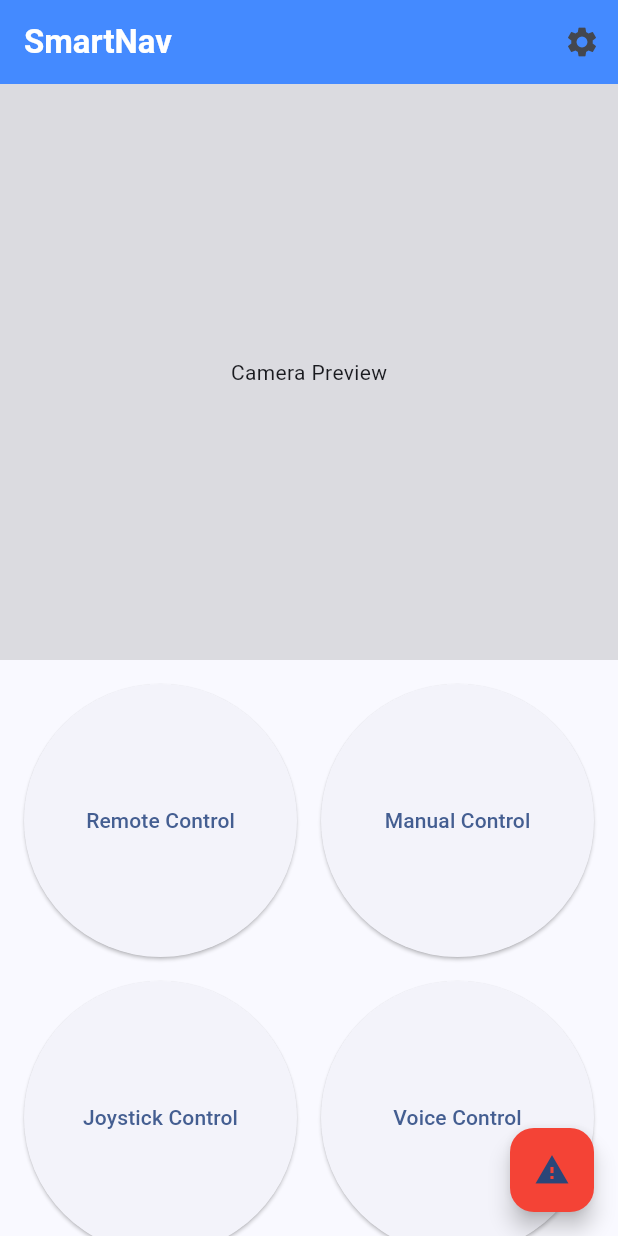
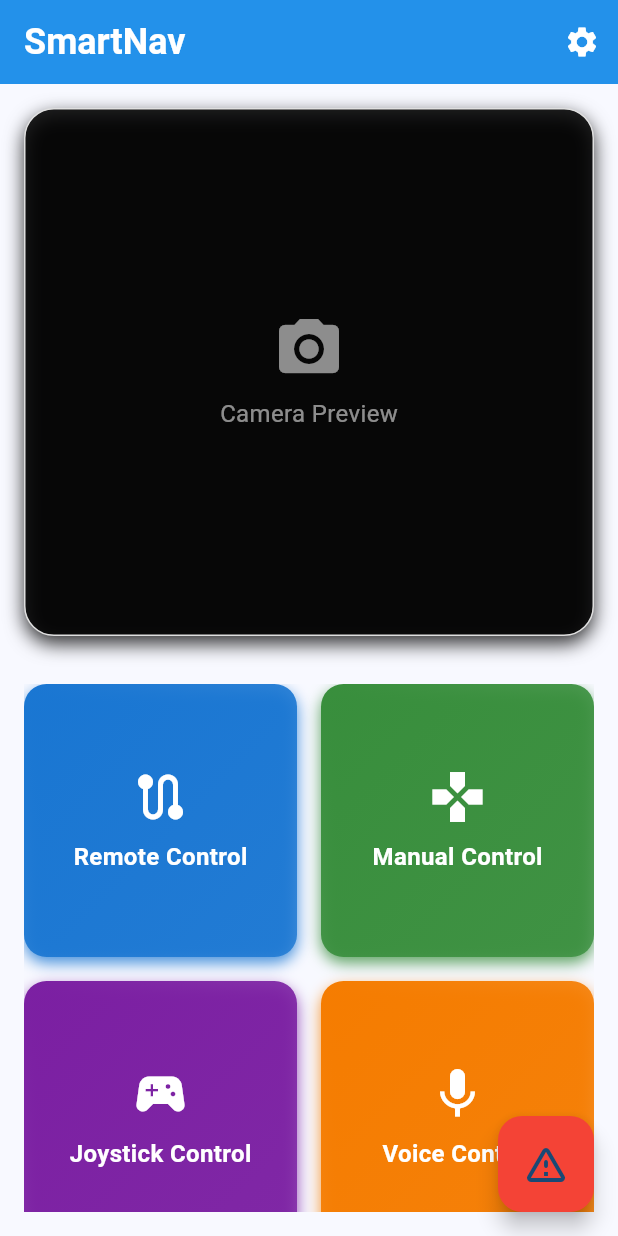
Before and after one commit to ChampionSamay1644/Smart-Wheelchair, a Flutter app: the screen it shows after launch, on a phone screen of 412 x 824 dp. Run offline on Flutter 3.47's test engine with Material 3 defaults, Android fonts, the phone set to English and light mode, and no system bars.

Commit message:
Updated UI

```diff
--- a/smart_wheelchair_app/lib/main.dart
+++ b/smart_wheelchair_app/lib/main.dart
@@ -12,44 +12,34 @@ void main() {
 
 class MyApp extends StatelessWidget {
   const MyApp({super.key});
-  // This widget is the root of your application.
+
   @override
   Widget build(BuildContext context) {
     return MaterialApp(
-      title: 'Flutter Demo',
+      title: 'SmartNav Wheelchair',
       theme: ThemeData(
-        // This is the theme of your application.
-        //
-        // TRY THIS: Try running your application with "flutter run". You'll see
-        // the application has a purple toolbar. Then, without quitting the app,
-        // try changing the seedColor in the colorScheme below to Colors.green
-        // and then invoke "hot reload" (save your changes or press the "hot
-        // reload" button in a Flutter-supported IDE, or press "r" if you used
-        // the command line to start the app).
-        //
-        // Notice that the counter didn't reset back to zero; the application
-        // state is not lost during the reload. To reset the state, use hot
-        // restart instead.
-        //
-        // This works for code too, not just values: Most code changes can be
-        //tested with just a hot reload.
-        colorScheme: ColorScheme.fromSeed(seedColor: Colors.blueAccent),
+        primaryColor: Colors.blue,
+        colorScheme: ColorScheme.fromSeed(
+          seedColor: Colors.blue,
+          secondary: Colors.orange,
+        ),
+        elevatedButtonTheme: ElevatedButtonThemeData(
+          style: ElevatedButton.styleFrom(
+            padding: const EdgeInsets.all(20),
+            shape: RoundedRectangleBorder(
+              borderRadius: BorderRadius.circular(15),
+            ),
+          ),
+        ),
       ),
-      home: const MyHomePage(title: 'Flutter Demo Home Page'),
+      home: const MyHomePage(title: 'SmartNav Control'),
+      debugShowCheckedModeBanner: false,
     );
   }
 }
 
 class MyHomePage extends StatefulWidget {
   const MyHomePage({super.key, required this.title});
-  // This widget is the home page of your application. It is stateful, meaning
-  // that it has a State object (defined below) that contains fields that affect
-  // how it looks.
-
-  // This class is the configuration for the state. It holds the values (in this
-  // case the title) provided by the parent (in this case the App widget) and
-  // used by the build method of the State. Fields in a Widget subclass are
-  // always marked "final".
 
   final String title;
 
@@ -62,15 +52,19 @@ class _MyHomePageState extends State<MyHomePage> {
   Widget build(BuildContext context) {
     return Scaffold(
       appBar: AppBar(
-        backgroundColor: Colors.blueAccent,
-        title: Text(
+        backgroundColor: Theme.of(context).primaryColor,
+        title: const Text(
           'SmartNav',
-          style: TextStyle(color: Colors.white, fontWeight: FontWeight.bold),
+          style: TextStyle(
+            color: Colors.white,
+            fontWeight: FontWeight.bold,
+            fontSize: 24,
+          ),
         ),
-
+        elevation: 4,
         actions: [
           IconButton(
-            icon: const Icon(Icons.settings),
+            icon: const Icon(Icons.settings, color: Colors.white),
             onPressed: () {
               // Handle settings tap
             },
@@ -82,82 +76,167 @@ class _MyHomePageState extends State<MyHomePage> {
           Expanded(
             flex: 1,
             child: Container(
-              color: Colors.black12, // Placeholder for camera preview
-              child: const Center(child: Text('Camera Preview')),
+              margin: const EdgeInsets.all(16),
+              decoration: BoxDecoration(
+                color: Colors.black87,
+                borderRadius: BorderRadius.circular(20),
+                border: Border.all(color: Colors.grey[300]!),
+                boxShadow: [
+                  BoxShadow(
+                    color: Colors.black.withAlpha((0.8 * 255).round()),
+                    blurRadius: 10,
+                    offset: const Offset(0, 5),
+                  ),
+                ],
+              ),
+              child: const Stack(
+                children: [
+                  Center(
+                    child: Column(
+                      mainAxisAlignment: MainAxisAlignment.center,
+                      children: [
+                        Icon(Icons.camera_alt, size: 48, color: Colors.white54),
+                        SizedBox(height: 8),
+                        Text(
+                          'Camera Preview',
+                          style: TextStyle(color: Colors.white54, fontSize: 16),
+                        ),
+                      ],
+                    ),
+                  ),
+                ],
+              ),
             ),
           ),
           Expanded(
             flex: 1,
-            child: GridView.count(
-              crossAxisCount: 2,
-              childAspectRatio: 1,
+            child: Container(
               padding: const EdgeInsets.all(16),
-              mainAxisSpacing: 16,
-              crossAxisSpacing: 16,
-
-              children: [
-                ElevatedButton(
-                  onPressed: () {
-                    // Handle button 1 tap
-                    Navigator.push(
+              child: GridView.count(
+                crossAxisCount: 2,
+                childAspectRatio: 1,
+                mainAxisSpacing: 16,
+                crossAxisSpacing: 16,
+                children: [
+                  _buildControlButton(
+                    context,
+                    'Remote Control',
+                    Icons.route,
+                    Colors.blue[700]!,
+                    () => Navigator.push(
                       context,
                       MaterialPageRoute(
                         builder: (context) => RemoteControlPage(),
                       ),
-                    );
-                  },
-                  child: Text('Remote Control'),
-                ),
-
-                ElevatedButton(
-                  onPressed: () {
-                    // Handle button 2 tap
-                    Navigator.push(
+                    ),
+                  ),
+                  _buildControlButton(
+                    context,
+                    'Manual Control',
+                    Icons.gamepad,
+                    Colors.green[700]!,
+                    () => Navigator.push(
                       context,
                       MaterialPageRoute(
                         builder: (context) => ManualControlPage(),
                       ),
-                    );
-                  },
-                  child: Text('Manual Control'),
-                ),
-
-                ElevatedButton(
-                  onPressed: () {
-                    // Handle button 3 tap
-                    Navigator.push(
+                    ),
+                  ),
+                  _buildControlButton(
+                    context,
+                    'Joystick Control',
+                    Icons.sports_esports,
+                    Colors.purple[700]!,
+                    () => Navigator.push(
                       context,
                       MaterialPageRoute(
                         builder: (context) => JoystickControlPage(),
                       ),
-                    );
-                  },
-                  child: Text('Joystick Control'),
-                ),
-
-                ElevatedButton(
-                  onPressed: () {
-                    // Handle button 4 tap
-                    Navigator.push(
+                    ),
+                  ),
+                  _buildControlButton(
+                    context,
+                    'Voice Control',
+                    Icons.mic,
+                    Colors.orange[700]!,
+                    () => Navigator.push(
                       context,
                       MaterialPageRoute(
                         builder: (context) => VoiceControlPage(),
                       ),
-                    );
-                  },
-                  child: Text('Voice Control'),
-                ),
-              ],
+                    ),
+                  ),
+                ],
+              ),
             ),
           ),
         ],
       ),
-      floatingActionButton: FloatingActionButton(
-        backgroundColor: Colors.red,
-        onPressed: () {
-          print('EMERGENCY STOP ACTIVATED');
-        },
-        child: Icon(Icons.warning),
+      floatingActionButton: SizedBox(
+        height: 64,
+        width: 64,
+        child: FloatingActionButton(
+          backgroundColor: Colors.red,
+          onPressed: () {
+            print('EMERGENCY STOP ACTIVATED');
+            ScaffoldMessenger.of(context).showSnackBar(
+              const SnackBar(
+                content: Text('EMERGENCY STOP ACTIVATED'),
+                backgroundColor: Colors.red,
+                duration: Duration(seconds: 2),
+              ),
+            );
+          },
+          child: const Icon(Icons.warning_amber_rounded, size: 32),
+        ),
+      ),
+    );
+  }
+
+  Widget _buildControlButton(
+    BuildContext context,
+    String label,
+    IconData icon,
+    Color color,
+    VoidCallback onPressed,
+  ) {
+    return Container(
+      decoration: BoxDecoration(
+        gradient: LinearGradient(
+          begin: Alignment.topLeft,
+          end: Alignment.bottomRight,
+          colors: [color, color.withAlpha((0.8 * 255).round())],
+        ),
+        borderRadius: BorderRadius.circular(15),
+        boxShadow: [
+          BoxShadow(
+            color: color.withAlpha((0.8 * 255).round()),
+            blurRadius: 8,
+            offset: const Offset(0, 4),
+          ),
+        ],
+      ),
+      child: Material(
+        color: Colors.transparent,
+        child: InkWell(
+          onTap: onPressed,
+          borderRadius: BorderRadius.circular(15),
+          child: Column(
+            mainAxisAlignment: MainAxisAlignment.center,
+            children: [
+              Icon(icon, size: 40, color: Colors.white),
+              const SizedBox(height: 8),
+              Text(
+                label,
+                style: const TextStyle(
+                  color: Colors.white,
+                  fontSize: 16,
+                  fontWeight: FontWeight.bold,
+                ),
+              ),
+            ],
+          ),
+        ),
       ),
     );
   }
```
